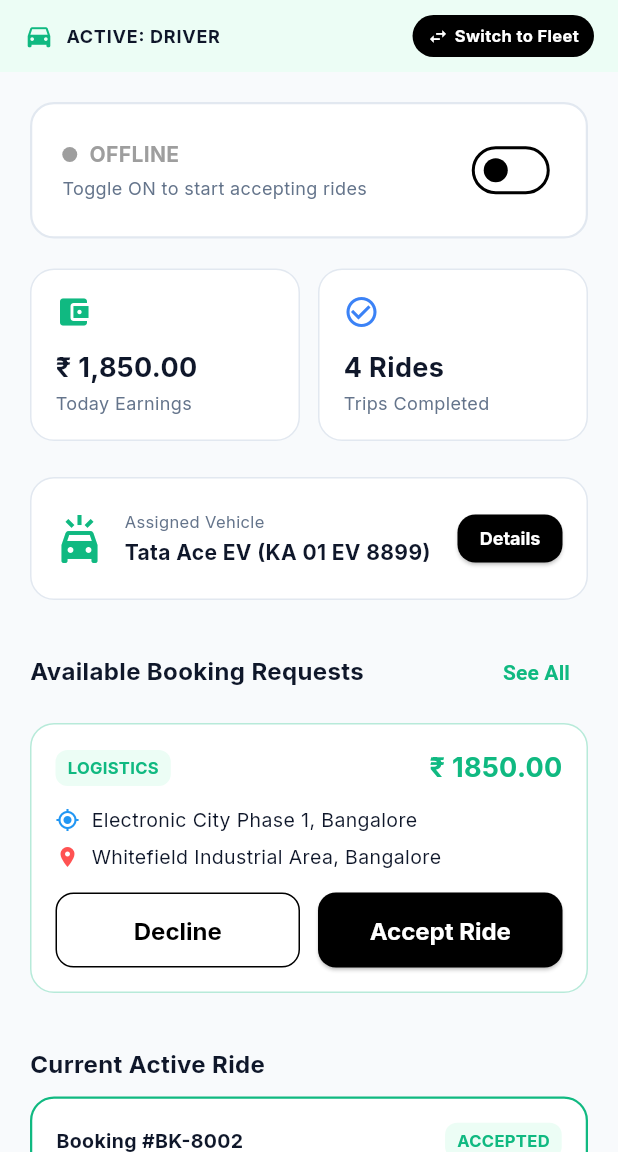
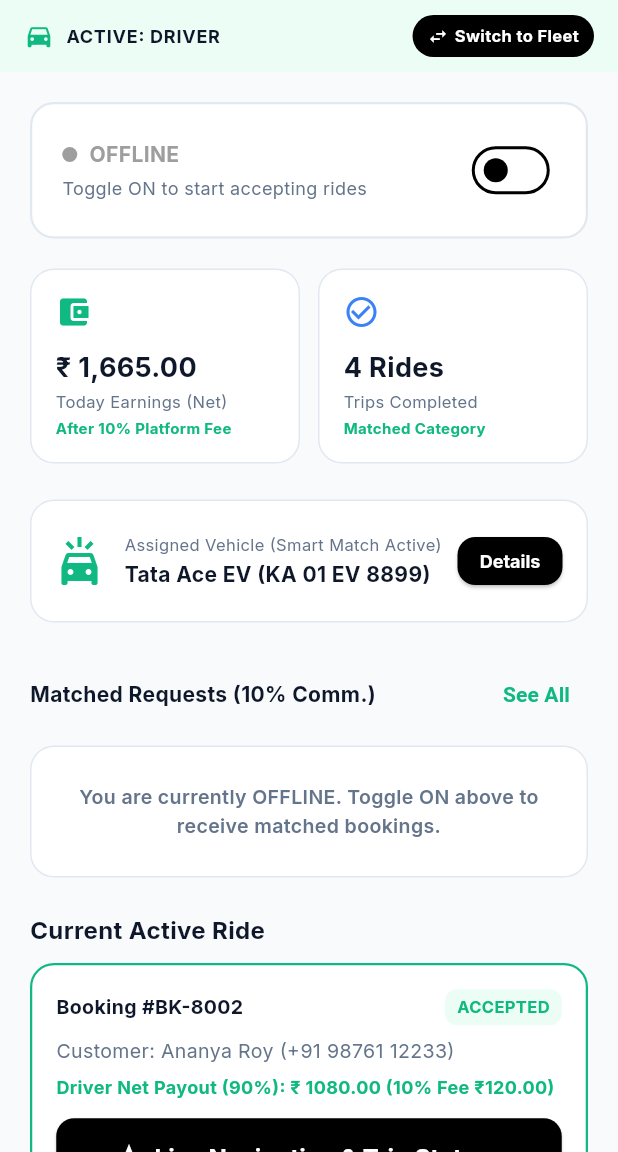
Before and after one commit to Infurnus1234/Infurnus-driver, a Flutter app: the screen it shows after launch, on a phone screen of 412 x 824 dp, the part 84-1236 px from its top. Run offline on Flutter 3.47's test engine with Material 3 defaults, Android fonts, the phone set to English and light mode, and no system bars; our stand-ins replace go_router, google_fonts; accounts and stored records are empty.

Commit message:
Implement 10% ride commission calculation, net driver earnings model, and fix header row overflow in driver dashboard

```diff
--- a/lib/models/app_models.dart
+++ b/lib/models/app_models.dart
@@ -281,6 +281,14 @@ class BookingModel {
     required this.createdAt,
   });
 
+  // 10% Commission Calculation Helpers (Server-authoritative final fare based)
+  double get commissionAmount => fareAmount * 0.10;
+  double get driverNetEarning => fareAmount * 0.90;
+
+  int get fareAmountPaise => (fareAmount * 100).round();
+  int get commissionPaise => (fareAmountPaise * 0.10).round();
+  int get driverNetEarningPaise => fareAmountPaise - commissionPaise;
+
   BookingModel copyWith({
     String? id,
     String? bookingType,
--- a/lib/screens/driver/driver_dashboard_screen.dart
+++ b/lib/screens/driver/driver_dashboard_screen.dart
@@ -14,8 +14,8 @@ class DriverDashboardScreen extends StatelessWidget {
   Widget build(BuildContext context) {
     final appState = Provider.of<AppState>(context);
     final isOnline = appState.isOnline;
+    final eligibleBookings = appState.eligibleBookings;
     final bookings = appState.bookings;
-    final pendingBookings = bookings.where((b) => b.status == 'Pending').toList();
     final activeBooking = bookings.firstWhere(
       (b) => b.status == 'Accepted' || b.status == 'In Transit',
       orElse: () => bookings.first,
@@ -84,7 +84,7 @@ class DriverDashboardScreen extends StatelessWidget {
                               const SizedBox(height: 4),
                               Text(
                                 isOnline
-                                    ? 'Receiving ride & logistics requests'
+                                    ? 'Receiving matched vehicle-category bookings'
                                     : 'Toggle ON to start accepting rides',
                                 style: const TextStyle(color: InfurnusTheme.textMuted, fontSize: 12),
                               ),
@@ -105,8 +105,9 @@ class DriverDashboardScreen extends StatelessWidget {
                       children: [
                         Expanded(
                           child: _statCard(
-                            title: 'Today Earnings',
-                            value: '₹ 1,850.00',
+                            title: 'Today Earnings (Net)',
+                            value: '₹ 1,665.00',
+                            subtext: 'After 10% Platform Fee',
                             icon: Icons.account_balance_wallet,
                             color: InfurnusTheme.primaryGreen,
                             onTap: () => context.push('/driver/earnings'),
@@ -117,6 +118,7 @@ class DriverDashboardScreen extends StatelessWidget {
                           child: _statCard(
                             title: 'Trips Completed',
                             value: '4 Rides',
+                            subtext: 'Matched Category',
                             icon: Icons.check_circle_outline,
                             color: InfurnusTheme.infoBlue,
                             onTap: () => context.push('/driver/rides'),
@@ -143,7 +145,7 @@ class DriverDashboardScreen extends StatelessWidget {
                               crossAxisAlignment: CrossAxisAlignment.start,
                               children: [
                                 Text(
-                                  'Assigned Vehicle',
+                                  'Assigned Vehicle (Smart Match Active)',
                                   style: TextStyle(color: InfurnusTheme.textMuted, fontSize: 11),
                                 ),
                                 SizedBox(height: 2),
@@ -172,13 +174,16 @@ class DriverDashboardScreen extends StatelessWidget {
                     ),
                     const SizedBox(height: 24),
 
-                    // Pending Ride Requests Header
+                    // Eligible Booking Requests Header
                     Row(
                       mainAxisAlignment: MainAxisAlignment.spaceBetween,
                       children: [
-                        const Text(
-                          'Available Booking Requests',
-                          style: TextStyle(color: InfurnusTheme.textDark, fontSize: 16, fontWeight: FontWeight.bold),
+                        const Expanded(
+                          child: Text(
+                            'Matched Requests (10% Comm.)',
+                            style: TextStyle(color: InfurnusTheme.textDark, fontSize: 14, fontWeight: FontWeight.bold),
+                            overflow: TextOverflow.ellipsis,
+                          ),
                         ),
                         TextButton(
                           onPressed: () => context.push('/driver/rides'),
@@ -188,7 +193,7 @@ class DriverDashboardScreen extends StatelessWidget {
                     ),
                     const SizedBox(height: 10),
 
-                    if (pendingBookings.isEmpty) ...[
+                    if (!isOnline) ...[
                       Container(
                         padding: const EdgeInsets.all(24),
                         width: double.infinity,
@@ -199,13 +204,30 @@ class DriverDashboardScreen extends StatelessWidget {
                         ),
                         child: const Center(
                           child: Text(
-                            'No pending booking requests nearby.',
+                            'You are currently OFFLINE. Toggle ON above to receive matched bookings.',
+                            textAlign: TextAlign.center,
+                            style: TextStyle(color: InfurnusTheme.textMuted, fontWeight: FontWeight.w600),
+                          ),
+                        ),
+                      ),
+                    ] else if (eligibleBookings.isEmpty) ...[
+                      Container(
+                        padding: const EdgeInsets.all(24),
+                        width: double.infinity,
+                        decoration: BoxDecoration(
+                          color: Colors.white,
+                          borderRadius: BorderRadius.circular(16),
+                          border: Border.all(color: const Color(0xFFE2E8F0)),
+                        ),
+                        child: const Center(
+                          child: Text(
+                            'No eligible booking requests matching your vehicle category.',
                             style: TextStyle(color: InfurnusTheme.textMuted),
                           ),
                         ),
                       ),
                     ] else ...[
-                      ...pendingBookings.map((booking) => _bookingCard(context, appState, booking)),
+                      ...eligibleBookings.map((booking) => _bookingCard(context, appState, booking)),
                     ],
 
                     const SizedBox(height: 24),
@@ -231,6 +253,7 @@ class DriverDashboardScreen extends StatelessWidget {
   Widget _statCard({
     required String title,
     required String value,
+    required String subtext,
     required IconData icon,
     required Color color,
     required VoidCallback onTap,
@@ -251,7 +274,9 @@ class DriverDashboardScreen extends StatelessWidget {
             const SizedBox(height: 12),
             Text(value, style: const TextStyle(color: InfurnusTheme.textDark, fontSize: 18, fontWeight: FontWeight.bold)),
             const SizedBox(height: 2),
-            Text(title, style: const TextStyle(color: InfurnusTheme.textMuted, fontSize: 12)),
+            Text(title, style: const TextStyle(color: InfurnusTheme.textMuted, fontSize: 11)),
+            const SizedBox(height: 2),
+            Text(subtext, style: const TextStyle(color: InfurnusTheme.primaryGreen, fontSize: 10, fontWeight: FontWeight.bold)),
           ],
         ),
       ),
@@ -284,9 +309,18 @@ class DriverDashboardScreen extends StatelessWidget {
                   style: const TextStyle(color: InfurnusTheme.primaryGreen, fontSize: 11, fontWeight: FontWeight.bold),
                 ),
               ),
-              Text(
-                '₹ ${booking.fareAmount.toStringAsFixed(2)}',
-                style: const TextStyle(color: InfurnusTheme.primaryGreen, fontSize: 18, fontWeight: FontWeight.bold),
+              Column(
+                crossAxisAlignment: CrossAxisAlignment.end,
+                children: [
+                  Text(
+                    'Final Fare: ₹ ${booking.fareAmount.toStringAsFixed(2)}',
+                    style: const TextStyle(color: InfurnusTheme.textDark, fontSize: 14, fontWeight: FontWeight.bold),
+                  ),
+                  Text(
+                    'Net Earning (90%): ₹ ${booking.driverNetEarning.toStringAsFixed(2)}',
+                    style: const TextStyle(color: InfurnusTheme.primaryGreen, fontSize: 12, fontWeight: FontWeight.bold),
+                  ),
+                ],
               ),
             ],
           ),
@@ -327,8 +361,12 @@ class DriverDashboardScreen extends StatelessWidget {
                     foregroundColor: InfurnusTheme.buttonBlack,
                     side: const BorderSide(color: InfurnusTheme.buttonBlack),
                   ),
-                  onPressed: () {},
-                  child: const Text('Decline'),
+                  onPressed: () {
+                    ScaffoldMessenger.of(context).showSnackBar(
+                      SnackBar(content: Text('Booking #${booking.id} rejected.')),
+                    );
+                  },
+                  child: const Text('Reject'),
                 ),
               ),
               const SizedBox(width: 12),
@@ -340,6 +378,9 @@ class DriverDashboardScreen extends StatelessWidget {
                   ),
                   onPressed: () {
                     appState.acceptBooking(booking.id);
+                    ScaffoldMessenger.of(context).showSnackBar(
+                      SnackBar(content: Text('Accepted Booking #${booking.id}! Net Earning: ₹${booking.driverNetEarning.toStringAsFixed(2)}')),
+                    );
                     context.push('/driver/ride-details');
                   },
                   child: const Text('Accept Ride'),
@@ -388,6 +429,11 @@ class DriverDashboardScreen extends StatelessWidget {
             'Customer: ${booking.customerName} (${booking.customerPhone})',
             style: const TextStyle(color: InfurnusTheme.textMuted, fontSize: 13),
           ),
+          const SizedBox(height: 6),
+          Text(
+            'Driver Net Payout (90%): ₹ ${booking.driverNetEarning.toStringAsFixed(2)} (10% Fee ₹${booking.commissionAmount.toStringAsFixed(2)})',
+            style: const TextStyle(color: InfurnusTheme.primaryGreen, fontSize: 12, fontWeight: FontWeight.bold),
+          ),
           const SizedBox(height: 12),
           ElevatedButton.icon(
             style: ElevatedButton.styleFrom(
```
Also changed, not shown: 1 other file.
